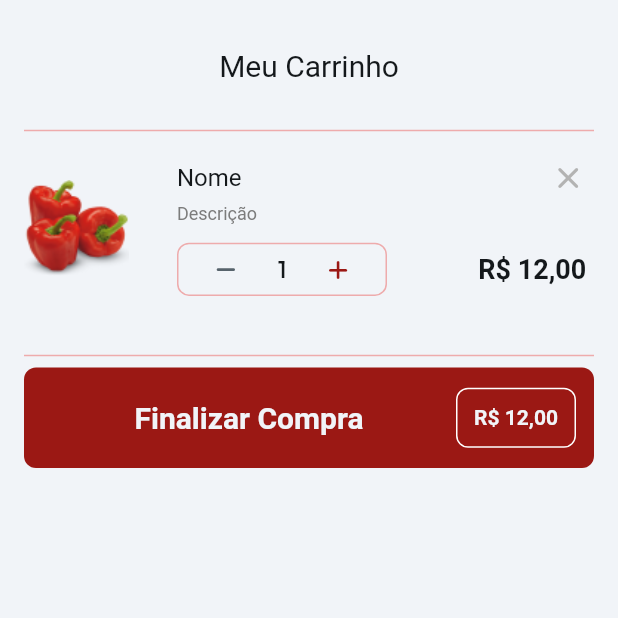
After one commit to tecnocell-cell/appdelivery, a Flutter app: the CarrinhoWidget screen opened by its route, on a phone screen of 412 x 824 dp, the top half of it. The commit adds this screen. Run offline on Flutter 3.47's test engine with Material 2 defaults, Android fonts, the phone set to English and light mode, and no system bars; our stand-ins replace auto_size_text, badges, cloud_firestore, firebase_auth, firebase_core, flutter_animate and 13 more; missing offline and left inert: json_path; accounts and stored records are empty; network calls fail; Roboto replaces fonts that are missing (Readex Pro).

Commit message:
Updating to latest FlutterFlow output.

```diff
--- a/lib/flutter_flow/nav/nav.dart
+++ b/lib/flutter_flow/nav/nav.dart
@@ -110,6 +110,11 @@ GoRouter createRouter(AppStateNotifier appStateNotifier) => GoRouter(
             detalheProduto: params.getParam('detalheProduto',
                 ParamType.DocumentReference, false, ['produtos']),
           ),
+        ),
+        FFRoute(
+          name: 'Carrinho',
+          path: '/carrinho',
+          builder: (context, params) => const CarrinhoWidget(),
         )
       ].map((r) => r.toRoute(appStateNotifier)).toList(),
     );
--- a/lib/index.dart
+++ b/lib/index.dart
@@ -5,3 +5,4 @@ export '/delivery/delivery_widget.dart' show DeliveryWidget;
 export '/restaurantes/restaurantes_widget.dart' show RestaurantesWidget;
 export '/pages/detalhe_pedidos/detalhe_pedidos_widget.dart'
     show DetalhePedidosWidget;
+export '/pages/carrinho/carrinho_widget.dart' show CarrinhoWidget;
--- /dev/null
+++ b/lib/pages/carrinho/carrinho_model.dart
@@ -0,0 +1,25 @@
+import '/flutter_flow/flutter_flow_util.dart';
+import 'carrinho_widget.dart' show CarrinhoWidget;
+import 'package:flutter/material.dart';
+
+class CarrinhoModel extends FlutterFlowModel<CarrinhoWidget> {
+  ///  State fields for stateful widgets in this page.
+
+  final unfocusNode = FocusNode();
+  // State field(s) for CountController widget.
+  int? countControllerValue;
+
+  /// Initialization and disposal methods.
+
+  @override
+  void initState(BuildContext context) {}
+
+  @override
+  void dispose() {
+    unfocusNode.dispose();
+  }
+
+  /// Action blocks are added here.
+
+  /// Additional helper methods are added here.
+}
--- /dev/null
+++ b/lib/pages/carrinho/carrinho_widget.dart
@@ -0,0 +1,365 @@
+import '/flutter_flow/flutter_flow_count_controller.dart';
+import '/flutter_flow/flutter_flow_theme.dart';
+import '/flutter_flow/flutter_flow_util.dart';
+import 'package:flutter/material.dart';
+import 'package:flutter/services.dart';
+import 'package:font_awesome_flutter/font_awesome_flutter.dart';
+import 'carrinho_model.dart';
+export 'carrinho_model.dart';
+
+class CarrinhoWidget extends StatefulWidget {
+  const CarrinhoWidget({super.key});
+
+  @override
+  _CarrinhoWidgetState createState() => _CarrinhoWidgetState();
+}
+
+class _CarrinhoWidgetState extends State<CarrinhoWidget> {
+  late CarrinhoModel _model;
+
+  final scaffoldKey = GlobalKey<ScaffoldState>();
+
+  @override
+  void initState() {
+    super.initState();
+    _model = createModel(context, () => CarrinhoModel());
+
+    WidgetsBinding.instance.addPostFrameCallback((_) => setState(() {}));
+  }
+
+  @override
+  void dispose() {
+    _model.dispose();
+
+    super.dispose();
+  }
+
+  @override
+  Widget build(BuildContext context) {
+    if (isiOS) {
+      SystemChrome.setSystemUIOverlayStyle(
+        SystemUiOverlayStyle(
+          statusBarBrightness: Theme.of(context).brightness,
+          systemStatusBarContrastEnforced: true,
+        ),
+      );
+    }
+
+    return GestureDetector(
+      onTap: () => _model.unfocusNode.canRequestFocus
+          ? FocusScope.of(context).requestFocus(_model.unfocusNode)
+          : FocusScope.of(context).unfocus(),
+      child: Scaffold(
+        key: scaffoldKey,
+        backgroundColor: FlutterFlowTheme.of(context).primaryBackground,
+        body: SafeArea(
+          top: true,
+          child: Padding(
+            padding: const EdgeInsetsDirectional.fromSTEB(16.0, 32.0, 16.0, 0.0),
+            child: SingleChildScrollView(
+              child: Column(
+                mainAxisSize: MainAxisSize.max,
+                mainAxisAlignment: MainAxisAlignment.start,
+                children: [
+                  Padding(
+                    padding:
+                        const EdgeInsetsDirectional.fromSTEB(0.0, 0.0, 0.0, 24.0),
+                    child: Row(
+                      mainAxisSize: MainAxisSize.max,
+                      mainAxisAlignment: MainAxisAlignment.center,
+                      children: [
+                        Text(
+                          'Meu Carrinho',
+                          style:
+                              FlutterFlowTheme.of(context).bodyMedium.override(
+                                    fontFamily: 'Readex Pro',
+                                    fontSize: 20.0,
+                                  ),
+                        ),
+                      ],
+                    ),
+                  ),
+                  Divider(
+                    thickness: 1.0,
+                    color: FlutterFlowTheme.of(context).tertiary,
+                  ),
+                  ListView(
+                    padding: EdgeInsets.zero,
+                    shrinkWrap: true,
+                    scrollDirection: Axis.vertical,
+                    children: [
+                      Container(
+                        width: 100.0,
+                        height: 150.0,
+                        decoration: const BoxDecoration(),
+                        child: Column(
+                          mainAxisSize: MainAxisSize.max,
+                          mainAxisAlignment: MainAxisAlignment.center,
+                          children: [
+                            Flexible(
+                              child: Padding(
+                                padding: const EdgeInsetsDirectional.fromSTEB(
+                                    0.0, 0.0, 0.0, 20.0),
+                                child: Row(
+                                  mainAxisSize: MainAxisSize.max,
+                                  mainAxisAlignment: MainAxisAlignment.start,
+                                  children: [
+                                    ClipRRect(
+                                      borderRadius: BorderRadius.circular(8.0),
+                                      child: Image.asset(
+                                        'assets/images/92f1ea7dcce3b5d06cd1b1418f9b9413_3.png',
+                                        width: 70.0,
+                                        height: 70.0,
+                                        fit: BoxFit.contain,
+                                      ),
+                                    ),
+                                    Flexible(
+                                      child: Container(
+                                        width:
+                                            MediaQuery.sizeOf(context).width *
+                                                0.74,
+                                        decoration: const BoxDecoration(),
+                                        child: Padding(
+                                          padding:
+                                              const EdgeInsetsDirectional.fromSTEB(
+                                                  32.0, 0.0, 0.0, 0.0),
+                                          child: Column(
+                                            mainAxisSize: MainAxisSize.max,
+                                            mainAxisAlignment:
+                                                MainAxisAlignment.center,
+                                            crossAxisAlignment:
+                                                CrossAxisAlignment.start,
+                                            children: [
+                                              Flexible(
+                                                child: Row(
+                                                  mainAxisSize:
+                                                      MainAxisSize.max,
+                                                  mainAxisAlignment:
+                                                      MainAxisAlignment
+                                                          .spaceBetween,
+                                                  children: [
+                                                    Text(
+                                                      'Nome',
+                                                      style:
+                                                          FlutterFlowTheme.of(
+                                                                  context)
+                                                              .bodyMedium
+                                                              .override(
+                                                                fontFamily:
+                                                                    'Readex Pro',
+                                                                fontSize: 16.0,
+                                                              ),
+                                                    ),
+                                                    const Icon(
+                                                      Icons.close_rounded,
+                                                      color: Color(0xFFB3B3B3),
+                                                      size: 24.0,
+                                                    ),
+                                                  ],
+                                                ),
+                                              ),
+                                              Padding(
+                                                padding: const EdgeInsetsDirectional
+                                                    .fromSTEB(
+                                                        0.0, 5.0, 0.0, 0.0),
+                                                child: Text(
+                                                  'Descrição',
+                                                  style: FlutterFlowTheme.of(
+                                                          context)
+                                                      .bodyMedium
+                                                      .override(
+                                                        fontFamily:
+                                                            'Readex Pro',
+                                                        color:
+                                                            const Color(0xFF7C7C7C),
+                                                      ),
+                                                ),
+                                              ),
+                                              Flexible(
+                                                child: Padding(
+                                                  padding: const EdgeInsetsDirectional
+                                                      .fromSTEB(
+                                                          0.0, 12.0, 0.0, 0.0),
+                                                  child: Row(
+                                                    mainAxisSize:
+                                                        MainAxisSize.max,
+                                                    mainAxisAlignment:
+                                                        MainAxisAlignment
+                                                            .spaceBetween,
+                                                    children: [
+                                                      Container(
+                                                        width: 140.0,
+                                                        height: 50.0,
+                                                        decoration:
+                                                            BoxDecoration(
+                                                          borderRadius:
+                                                              BorderRadius
+                                                                  .circular(
+                                                                      8.0),
+                                                          shape: BoxShape
+                                                              .rectangle,
+                                                          border: Border.all(
+                                                            color: FlutterFlowTheme
+                                                                    .of(context)
+                                                                .tertiary,
+                                                            width: 1.0,
+                                                          ),
+                                                        ),
+                                                        child:
+                                                            FlutterFlowCountController(
+                                                          decrementIconBuilder:
+                                                              (enabled) =>
+                                                                  FaIcon(
+                                                            FontAwesomeIcons
+                                                                .minus,
+                                                            color: enabled
+                                                                ? FlutterFlowTheme.of(
+                                                                        context)
+                                                                    .secondaryText
+                                                                : FlutterFlowTheme.of(
+                                                                        context)
+                                                                    .alternate,
+                                                            size: 15.0,
+                                                          ),
+                                                          incrementIconBuilder:
+                                                              (enabled) =>
+                                                                  FaIcon(
+                                                            FontAwesomeIcons
+                                                                .plus,
+                                                            color: enabled
+                                                                ? FlutterFlowTheme.of(
+                                                                        context)
+                                                                    .primary
+                                                                : FlutterFlowTheme.of(
+                                                                        context)
+                                                                    .alternate,
+                                                            size: 15.0,
+                                                          ),
+                                                          countBuilder:
+                                                              (count) => Text(
+                                                            count.toString(),
+                                                            style: FlutterFlowTheme
+                                                                    .of(context)
+                                                                .titleLarge
+                                                                .override(
+                                                                  fontFamily:
+                                                                      'Outfit',
+                                                                  fontSize:
+                                                                      16.0,
+                                                                ),
+                                                          ),
+                                                          count: _model
+                                                              .countControllerValue ??= 1,
+                                                          updateCount: (count) =>
+                                                              setState(() =>
+                                                                  _model.countControllerValue =
+                                                                      count),
+                                                          stepSize: 1,
+                                                        ),
+                                                      ),
+                                                      Flexible(
+                                                        child: Text(
+                                                          'R\$ 12,00',
+                                                          style: FlutterFlowTheme
+                                                                  .of(context)
+                                                              .bodyMedium
+                                                              .override(
+                                                                fontFamily:
+                                                                    'Readex Pro',
+                                                                fontSize: 18.0,
+                                                                fontWeight:
+                                                                    FontWeight
+                                                                        .w600,
+                                                              ),
+                                                        ),
+                                                      ),
+                                                    ],
+                                                  ),
+                                                ),
+                                              ),
+                                            ],
+                                          ),
+                                        ),
+                                      ),
+                                    ),
+                                  ],
+                                ),
+                              ),
+                            ),
+                            Divider(
+                              thickness: 1.0,
+                              color: FlutterFlowTheme.of(context).tertiary,
+                            ),
+                          ],
+                        ),
+                      ),
+                    ],
+                  ),
+                  Container(
+                    width: double.infinity,
+                    height: 67.0,
+                    decoration: BoxDecoration(
+                      color: FlutterFlowTheme.of(context).primary,
+                      borderRadius: BorderRadius.circular(8.0),
+                    ),
+                    child: Padding(
+                      padding:
+                          const EdgeInsetsDirectional.fromSTEB(12.0, 0.0, 12.0, 0.0),
+                      child: Row(
+                        mainAxisSize: MainAxisSize.max,
+                        mainAxisAlignment: MainAxisAlignment.center,
+                        children: [
+                          Expanded(
+                            child: Text(
+                              'Finalizar Compra',
+                              textAlign: TextAlign.center,
+                              style: FlutterFlowTheme.of(context)
+                                  .bodyMedium
+                                  .override(
+                                    fontFamily: 'Readex Pro',
+                                    color: FlutterFlowTheme.of(context)
+                                        .primaryBackground,
+                                    fontSize: 20.0,
+                                    fontWeight: FontWeight.w600,
+                                  ),
+                            ),
+                          ),
+                          Container(
+                            width: 80.0,
+                            height: 40.0,
+                            decoration: BoxDecoration(
+                              borderRadius: BorderRadius.circular(8.0),
+                              border: Border.all(
+                                color: FlutterFlowTheme.of(context)
+                                    .secondaryBackground,
+                              ),
+                            ),
+                            child: Align(
+                              alignment: const AlignmentDirectional(0.00, 0.00),
+                              child: Text(
+                                'R\$ 12,00',
+                                style: FlutterFlowTheme.of(context)
+                                    .bodyMedium
+                                    .override(
+                                      fontFamily: 'Readex Pro',
+                                      color: FlutterFlowTheme.of(context)
+                                          .primaryBackground,
+                                      fontSize: 14.0,
+                                      fontWeight: FontWeight.w600,
+                                    ),
+                              ),
+                            ),
+                          ),
+                        ],
+                      ),
+                    ),
+                  ),
+                ],
+              ),
+            ),
+          ),
+        ),
+      ),
+    );
+  }
+}
```
Also changed, not shown: assets/images/92f1ea7dcce3b5d06cd1b1418f9b9413_3.png (added).
